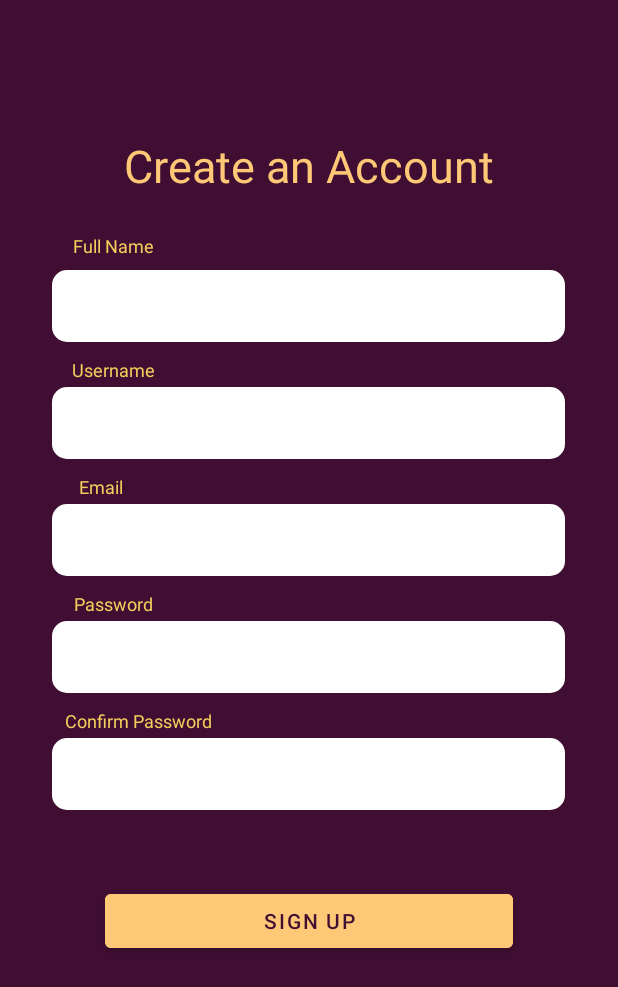
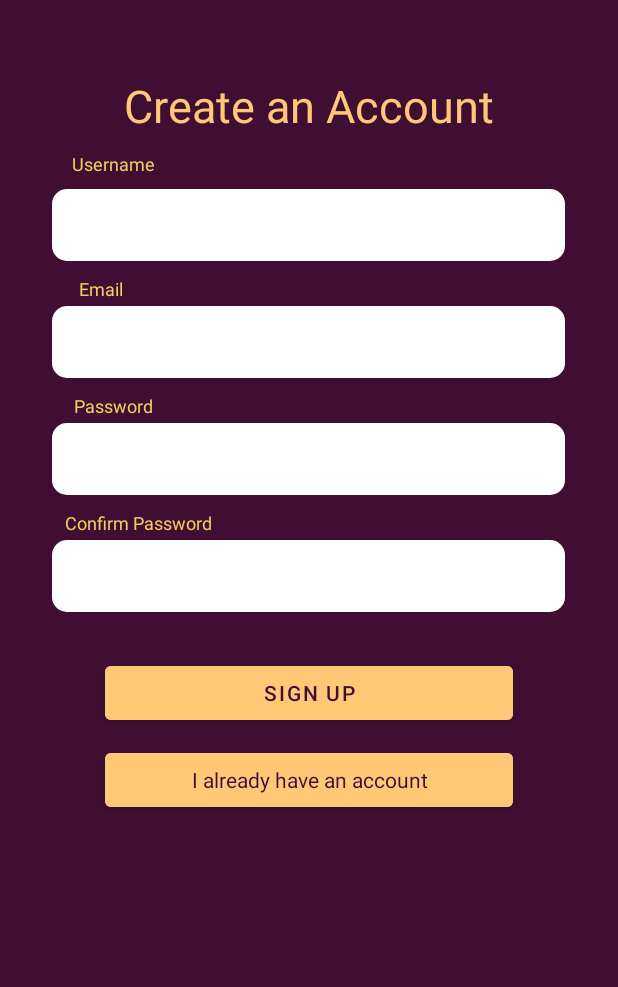
Before and after one commit to SpectreOfSolitude/OperationLevelUp, an Android app: the layout activity_signup.xml on its own in the app's theme, with its tools: preview values and no code run, on a phone screen of 412 x 824 dp. Shown: the top 987 px of the screen. Run offline under Robolectric (Android 15) with nearby library versions, the phone set to English and light mode, and no system bars.

Commit message:
repair_signup_2

```diff
--- a/app/src/main/java/com/example/whizz/ui/signin/SignUpActivity.java
+++ b/app/src/main/java/com/example/whizz/ui/signin/SignUpActivity.java
@@ -3,14 +3,17 @@ package com.example.whizz.ui.signin;
 import androidx.annotation.NonNull;
 import androidx.appcompat.app.AppCompatActivity;
 
+import android.content.Intent;
 import android.os.Bundle;
 import android.text.TextUtils;
 import android.view.View;
 import android.widget.Button;
 import android.widget.ProgressBar;
+import android.widget.TextView;
 import android.widget.Toast;
 
 import com.example.whizz.R;
+import com.example.whizz.ui.ui.login.LoginActivity;
 import com.google.android.gms.tasks.OnCompleteListener;
 import com.google.android.gms.tasks.Task;
 import com.google.android.material.textfield.TextInputEditText;
@@ -18,15 +21,14 @@ import com.google.firebase.auth.AuthResult;
 import com.google.firebase.auth.FirebaseAuth;
 
 public class SignUpActivity extends AppCompatActivity {
-
+    TextView textView;
     TextInputEditText EmailIn, PasswordIn, ConfirmPasswordIn;
     Button ButtonReg;
     FirebaseAuth mAuth;
     ProgressBar progressbar;
 
     @Override
-    protected void onCreate(Bundle savedInstanceState)
-    {
+    protected void onCreate(Bundle savedInstanceState){
         super.onCreate(savedInstanceState);
         setContentView(R.layout.activity_signup);
         mAuth = FirebaseAuth.getInstance();
@@ -36,6 +38,14 @@ public class SignUpActivity extends AppCompatActivity {
         ButtonReg = findViewById(R.id.button_Signin);
         progressbar = findViewById(R.id.signup_progress);
 
+        textView=(TextView)findViewById(R.id.button_prev);
+        textView.setOnClickListener(new View.OnClickListener() {
+            @Override
+            public void onClick(View view) {
+                Intent intent = new Intent(SignUpActivity.this, LoginActivity.class);
+                startActivity(intent);
+            }
+        });
         ButtonReg.setOnClickListener(new View.OnClickListener()
         {
             @Override
--- a/app/src/main/res/layout/activity_signup.xml
+++ b/app/src/main/res/layout/activity_signup.xml
@@ -12,7 +12,7 @@
         android:layout_width="wrap_content"
         android:layout_height="wrap_content"
         android:layout_alignParentTop="true"
-        android:layout_marginTop="90dp"
+        android:layout_marginTop="50dp"
         android:layout_centerHorizontal="true"
         android:text="Create an Account"
         android:textColor="@color/yellow_whizz"
@@ -23,37 +23,15 @@
         android:visibility="gone"
         android:layout_width="wrap_content"
         android:layout_height="wrap_content" />
-    <TextView
-        android:id="@+id/full_name"
-        android:layout_width="64dp"
-        android:layout_height="15dp"
-        android:layout_marginLeft="43dp"
-        android:layout_alignParentTop="true"
-        android:layout_below="@id/create_account"
-        android:layout_marginTop="155dp"
-        android:text="@string/full_name"
-        android:textAppearance="@style/full_name"
-        android:gravity="center_horizontal|top"
-        />
 
-    <EditText
-        android:id="@+id/editTextFullName"
-        android:layout_width="342dp"
-        android:layout_height="48dp"
-        android:layout_below="@id/full_name"
-        android:layout_alignParentTop="true"
-        android:layout_centerHorizontal="true"
-        android:layout_marginTop="180dp"
-        android:background="@drawable/login_entry_bar"
-        android:ems="10"
-        android:inputType="text"
-        android:minHeight="48dp" />
+
+
     <TextView
         android:id="@+id/username"
         android:layout_width="64dp"
         android:layout_height="15dp"
         android:layout_marginLeft="43dp"
-        android:layout_below="@id/editTextFullName"
+        android:layout_below="@id/create_account"
         android:layout_marginTop="10dp"
         android:text="@string/Username"
         android:textAppearance="@style/full_name"
@@ -64,9 +42,9 @@
         android:id="@+id/editTextUsername"
         android:layout_width="342dp"
         android:layout_height="48dp"
-        android:layout_below="@id/editTextFullName"
+        android:layout_below="@id/username"
         android:layout_centerHorizontal="true"
-        android:layout_marginTop="30dp"
+        android:layout_marginTop="10dp"
         android:background="@drawable/login_entry_bar"
         android:ems="10"
         android:inputType="text"
@@ -159,12 +137,24 @@
         android:layout_below="@id/editTextConfirmPassword"
         android:layout_centerHorizontal="true"
         android:layout_marginLeft="130dp"
-        android:layout_marginTop="50dp"
+        android:layout_marginTop="30dp"
         android:backgroundTint="@color/yellow_whizz"
         android:text="sign Up"
         android:textColor="@color/purple_whizz"
+        />
 
-        />
+    <Button
+        android:id="@+id/button_prev"
+        android:layout_width="272dp"
+        android:layout_height="wrap_content"
+        android:layout_below="@id/button_Signin"
+        android:layout_centerHorizontal="true"
+        android:layout_marginLeft="130dp"
+        android:layout_marginTop="10dp"
+        android:backgroundTint="@color/yellow_whizz"
+        android:text="@string/have_account"
+        android:textAppearance="@style/TextAppearance.AppCompat.Body1"
+        android:textColor="@color/purple_whizz" />
 
 <!--    <TextView-->
 <!--        android:id="@+id/i_agree_wit"-->
```
